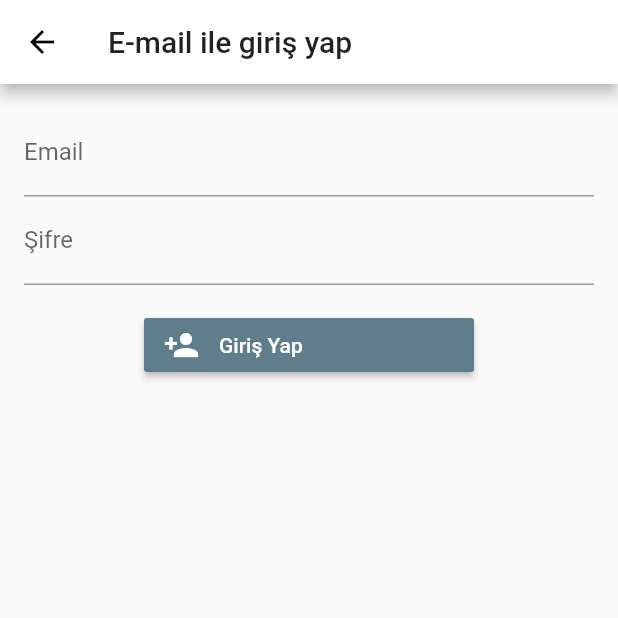
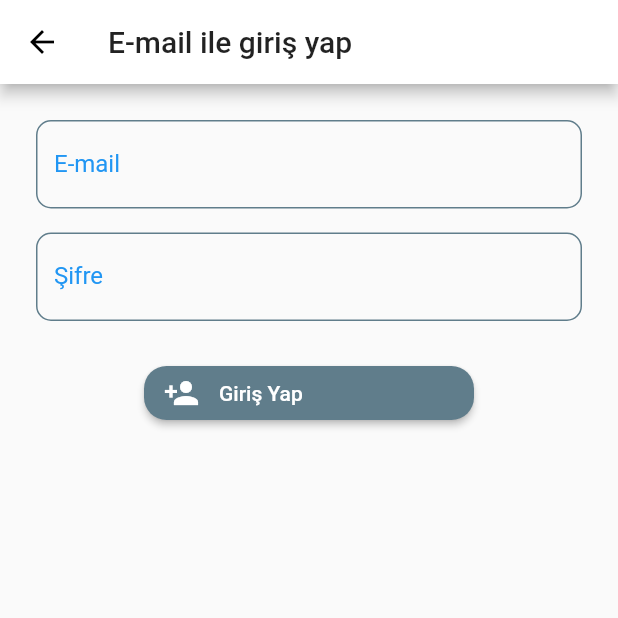
Before and after one commit to ensaremirerol/NewsAppFlutter, a Flutter app: the screen it shows after launch, after a tap on "Giriş yap", on a phone screen of 412 x 824 dp, the top half of it. Run offline on Flutter 3.47's test engine with Material 2 defaults, Android fonts, the phone set to English and light mode, and no system bars; our stand-ins replace firebase_auth, firebase_core, flushbar, flutter_signin_button, google_sign_in, modal_bottom_sheet and 4 more; missing offline and left inert: webfeed; accounts and stored records are empty.

Commit message:
Several Changes

```diff
--- a/lib/auth_selector.dart
+++ b/lib/auth_selector.dart
@@ -29,6 +29,8 @@ class _AuthSelectorState extends State<AuthSelector> {
         children: [
           Container(
             child: SignInButtonBuilder(
+              shape: RoundedRectangleBorder(
+                  borderRadius: BorderRadius.circular(15)),
               icon: Icons.person_add,
               backgroundColor: themeData.buttonColor,
               text: "Kayıt Ol",
@@ -41,6 +43,8 @@ class _AuthSelectorState extends State<AuthSelector> {
           ),
           Container(
             child: SignInButtonBuilder(
+              shape: RoundedRectangleBorder(
+                  borderRadius: BorderRadius.circular(15)),
               icon: Icons.login,
               backgroundColor: themeData.buttonColor,
               text: "Giriş yap",
@@ -53,15 +57,22 @@ class _AuthSelectorState extends State<AuthSelector> {
           ),
           Container(
             child: SignInButtonBuilder(
+              shape: RoundedRectangleBorder(
+                  borderRadius: BorderRadius.circular(15)),
               icon: Icons.login,
               backgroundColor: themeData.buttonColor,
               text: "Google ile Giriş yap",
               textColor: themeData.accentColor,
               iconColor: themeData.accentColor,
-              onPressed: () {
-                Google.signIn();
-                if (FirebaseAuth.instance.currentUser != null) {
+              image: Image.asset(
+                "assets/icons/google.png",
+                scale: 25,
+              ),
+              onPressed: () async {
+                if (await Google.signIn()) {
                   Utils.pushAndRemove(context, Splash());
+                } else {
+                  Utils.showFlushBar(context, "Bir şeyler ters gitti");
                 }
               },
             ),
--- a/lib/email_login.dart
+++ b/lib/email_login.dart
@@ -1,7 +1,5 @@
-import 'package:firebase_auth/firebase_auth.dart'
-    show FirebaseAuth, FirebaseAuthException, User;
+import 'package:firebase_auth/firebase_auth.dart' show FirebaseAuth;
 import 'package:flutter/material.dart';
-import 'package:flutter_signin_button/flutter_signin_button.dart';
 import 'package:news_app/main.dart';
 import 'package:news_app/templates/email-input.dart';
 import 'package:news_app/utils/utils.dart';
@@ -16,9 +14,6 @@ class _EmailLoginState extends State<EmailLogin> {
   final GlobalKey<FormState> _formKey = new GlobalKey<FormState>();
   final TextEditingController _emailController = new TextEditingController();
   final TextEditingController _passwordController = new TextEditingController();
-
-  bool _success = true;
-  String _message;
   @override
   Widget build(BuildContext context) {
     return Scaffold(
--- a/lib/email_register.dart
+++ b/lib/email_register.dart
@@ -1,7 +1,5 @@
-import 'package:firebase_auth/firebase_auth.dart'
-    show FirebaseAuth, FirebaseAuthException, User;
+import 'package:firebase_auth/firebase_auth.dart' show FirebaseAuth;
 import 'package:flutter/material.dart';
-import 'package:flutter_signin_button/flutter_signin_button.dart';
 import 'package:news_app/main.dart';
 import 'package:news_app/templates/email-input.dart';
 import 'package:news_app/utils/utils.dart';
--- a/lib/main.dart
+++ b/lib/main.dart
@@ -49,6 +49,7 @@ class _SplashState extends State<Splash> {
       await Rss.initRss();
       return News();
     }
+    await Future.delayed(Duration(seconds: 5));
     return AuthSelector();
   }
 }
--- a/lib/services/rss_feed.dart
+++ b/lib/services/rss_feed.dart
@@ -73,8 +73,7 @@ class Rss {
     return items;
   }
 
-  static List<RssItem> searchRssItems(String search) {
-    List<String> filters = search != null ? search.split(" ") : null;
+  static List<RssItem> searchRssItems(List<String> filters) {
     return filters != null && filters.isNotEmpty
         ? instance.feed.items.where((element) {
             for (String filter in filters) {
--- a/lib/templates/email-input.dart
+++ b/lib/templates/email-input.dart
@@ -1,5 +1,6 @@
 import 'package:flutter/material.dart';
 import 'package:flutter_signin_button/flutter_signin_button.dart';
+import 'package:news_app/services/theme_manager.dart';
 
 class EmailInput extends StatelessWidget {
   final TextEditingController _emailController;
@@ -24,10 +25,23 @@ class EmailInput extends StatelessWidget {
         child: SingleChildScrollView(
           child: Column(
             children: [
-              TextFormField(
+              Padding(
+                padding: const EdgeInsets.all(8.0),
+                child: TextFormField(
                   controller: _emailController,
                   keyboardType: TextInputType.emailAddress,
-                decoration: const InputDecoration(labelText: "Email"),
+                  decoration: const InputDecoration(
+                      labelText: "E-mail",
+                      labelStyle: TextStyle(color: Colors.blue),
+                      border: InputBorder.none,
+                      enabledBorder: OutlineInputBorder(
+                        borderRadius: BorderRadius.all(Radius.circular(10.0)),
+                        borderSide: BorderSide(color: Colors.blueGrey),
+                      ),
+                      focusedBorder: OutlineInputBorder(
+                        borderRadius: BorderRadius.all(Radius.circular(10.0)),
+                        borderSide: BorderSide(color: Colors.blue),
+                      )),
                   validator: (String email) {
                     if (email.isEmpty) {
                       return "Lütfen bir mail giriniz";
@@ -35,10 +49,24 @@ class EmailInput extends StatelessWidget {
                     return null;
                   },
                 ),
-              TextFormField(
+              ),
+              Padding(
+                padding: const EdgeInsets.all(8.0),
+                child: TextFormField(
                   controller: _passwordController,
                   obscureText: true,
-                decoration: const InputDecoration(labelText: "Şifre"),
+                  decoration: const InputDecoration(
+                      labelText: "Şifre",
+                      labelStyle: TextStyle(color: Colors.blue),
+                      border: InputBorder.none,
+                      enabledBorder: OutlineInputBorder(
+                        borderRadius: BorderRadius.all(Radius.circular(10.0)),
+                        borderSide: BorderSide(color: Colors.blueGrey),
+                      ),
+                      focusedBorder: OutlineInputBorder(
+                        borderRadius: BorderRadius.all(Radius.circular(10.0)),
+                        borderSide: BorderSide(color: Colors.blue),
+                      )),
                   validator: (String password) {
                     if (password.isEmpty) {
                       return "Lütfen bir şifre giriniz";
@@ -46,10 +74,13 @@ class EmailInput extends StatelessWidget {
                     return null;
                   },
                 ),
+              ),
               Container(
                 padding: const EdgeInsets.symmetric(vertical: 16.0),
                 alignment: Alignment.center,
                 child: SignInButtonBuilder(
+                  shape: RoundedRectangleBorder(
+                      borderRadius: BorderRadius.circular(15)),
                   icon: Icons.person_add,
                   backgroundColor: Colors.blueGrey,
                   onPressed: () async {
--- a/lib/utils/utils.dart
+++ b/lib/utils/utils.dart
@@ -1,5 +1,5 @@
+import "package:flutter/material.dart";
 import 'package:flushbar/flushbar.dart';
-import 'package:flutter/material.dart';
 import 'package:news_app/services/theme_manager.dart';
 
 class Utils {
```
Also changed, not shown: lib/news.dart (+12 -12 lines), lib/search.dart (+2 -12 lines), lib/settings.dart (+38 -10 lines), assets/icons/google.png (added), 1 other file. Lines whose indentation alone changed are shown as unchanged.
